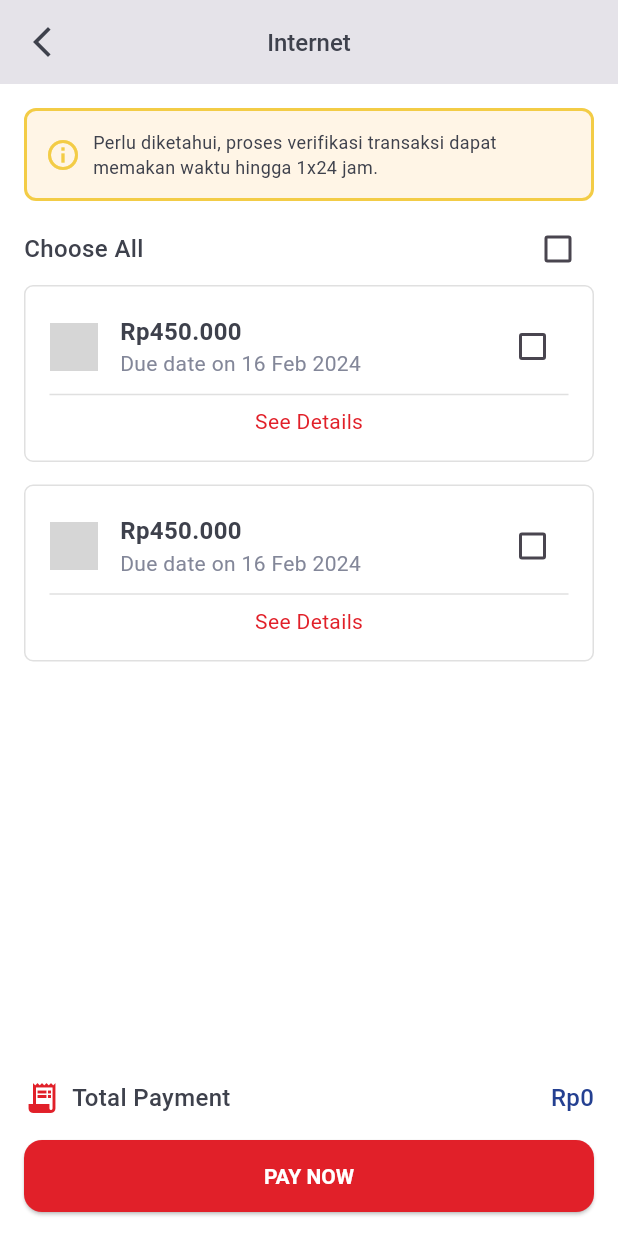
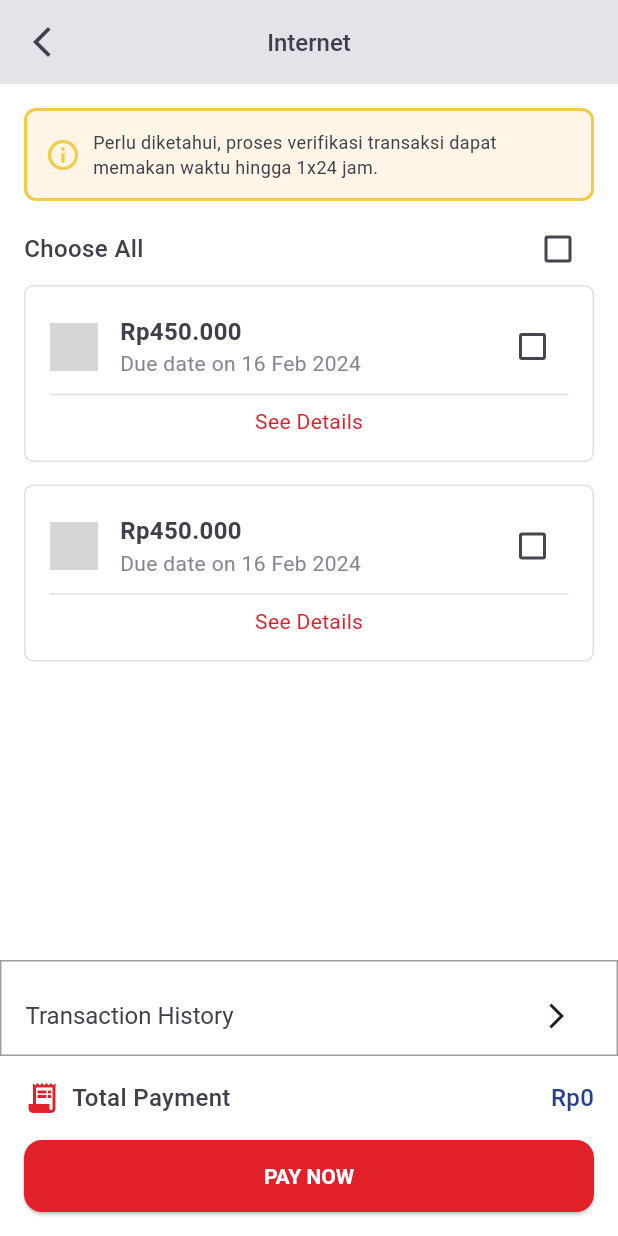
Before and after one commit to palveeen22/Flutter-transaction-screens, a Flutter app: the screen it shows after launch, on a phone screen of 412 x 824 dp. Run offline on Flutter 3.47's test engine with Material 3 defaults, Android fonts, the phone set to English and light mode, and no system bars; network calls fail; grey boxes are pictures that could not be loaded.

Commit message:
styles: fixing style on home page

```diff
--- a/lib/main.dart
+++ b/lib/main.dart
@@ -21,7 +21,7 @@ class MyApp extends StatelessWidget {
         '/home': (context) => const InternetScreen(),
         // '/home': (context) => const PaymentSuccses(),
         '/paymentSuccess': (context) => const PaymentSuccses(),
-        // '/transactionHistory': (context) => const TransactionHistoryScreen(),
+        '/transactionHistory': (context) => const TransactionHistoryScreen(),
       },
     );
   }
--- a/lib/screens/internet_screen.dart
+++ b/lib/screens/internet_screen.dart
@@ -1,4 +1,5 @@
 import 'package:flutter/material.dart';
+import 'package:flutter/widgets.dart';
 
 class InternetScreen extends StatefulWidget {
   const InternetScreen({Key? key}) : super(key: key);
@@ -155,6 +156,7 @@ class _InternetScreenState extends State<InternetScreen> {
               ),
             ),
           ),
+          details(context),
           buildBottomContainer(context),
         ],
       ),
@@ -223,13 +225,6 @@ class _InternetScreenState extends State<InternetScreen> {
           ),
           Divider(color: Colors.grey[300]),
           if (showDetail)
-            // Padding(
-            //   padding: const EdgeInsets.only(top: 8.0),
-            //   child: Text(
-            //     'Additional details about the transaction.',
-            //     style: TextStyle(color: Color(0xFF838799)),
-            //   ),
-            // ),
             Container(
               width: double.infinity,
               height: 128,
@@ -352,6 +347,49 @@ class _InternetScreenState extends State<InternetScreen> {
     );
   }
 
+  Widget details(BuildContext context) {
+    return Container(
+      padding: EdgeInsets.fromLTRB(0, 10, 0, 0),
+      width: 424,
+      height: 64,
+      decoration: BoxDecoration(
+        color: Colors.white, // Use your desired color
+        borderRadius: BorderRadius.circular(0),
+        border: Border.all(color: Colors.grey), // Add border if needed
+      ),
+      child: Row(
+        mainAxisAlignment: MainAxisAlignment.spaceBetween,
+        children: [
+          Padding(
+            padding: EdgeInsets.fromLTRB(16, 0, 0, 0),
+            child: Text(
+              'Transaction History',
+              style: TextStyle(
+                fontFamily: 'Roboto',
+                color: Color(0xFF3E414C),
+                fontSize: 16,
+                letterSpacing: 0,
+              ),
+            ),
+          ),
+          Padding(
+            padding: EdgeInsets.fromLTRB(0, 0, 16, 0),
+            child: IconButton(
+              onPressed: () {
+                Navigator.pushNamed(context, '/transactionHistory');
+              },
+              icon: Icon(
+                Icons.arrow_forward_ios_outlined,
+                color: Color(0xFF1C1B1F),
+                size: 20,
+              ),
+            ),
+          ),
+        ],
+      ),
+    );
+  }
+
   Widget buildBottomContainer(BuildContext context) {
     return Container(
       // color: Colors.grey[200],
```
